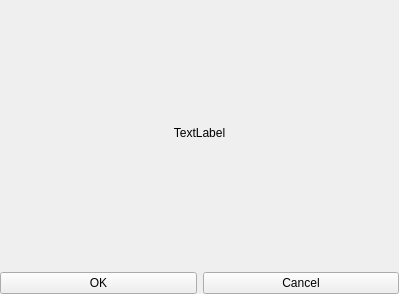
First picture: the form in epyq/hmidialog.ui, repository epcpower/st, before the edit.
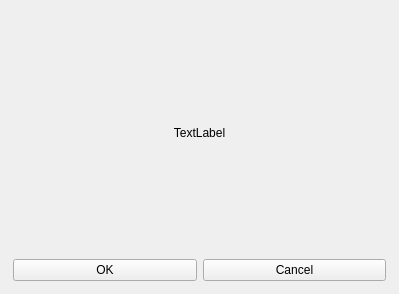
Second picture: the form after the edit.

```diff
--- a/epyq/hmidialog.ui
+++ b/epyq/hmidialog.ui
@@ -18,16 +18,16 @@
   </property>
   <layout class="QVBoxLayout" name="verticalLayout">
    <property name="leftMargin">
-    <number>0</number>
+    <number>13</number>
    </property>
    <property name="topMargin">
-    <number>0</number>
+    <number>13</number>
    </property>
    <property name="rightMargin">
-    <number>0</number>
+    <number>13</number>
    </property>
    <property name="bottomMargin">
-    <number>0</number>
+    <number>13</number>
    </property>
    <item>
     <widget class="QLabel" name="label">
```
